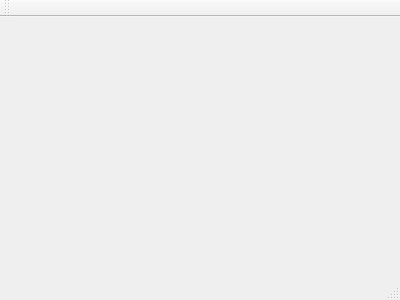
RhodiColossus/lifts, file mainwindow.ui: the form before one commit.
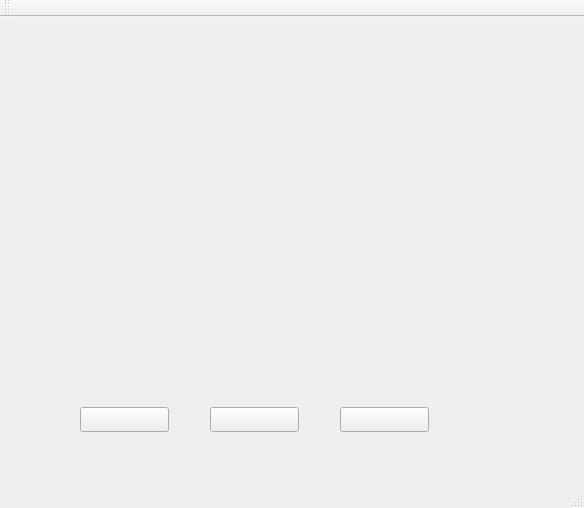
The form after the commit.

```diff
--- a/mainwindow.ui
+++ b/mainwindow.ui
@@ -1,24 +1,79 @@
 <ui version="4.0">
  <class>MainWindow</class>
- <widget class="QMainWindow" name="MainWindow" >
-  <property name="geometry" >
+ <widget class="QMainWindow" name="MainWindow">
+  <property name="geometry">
    <rect>
     <x>0</x>
     <y>0</y>
-    <width>400</width>
-    <height>300</height>
+    <width>584</width>
+    <height>508</height>
    </rect>
   </property>
   <property name="windowTitle" >
    <string>MainWindow</string>
   </property>
-  <widget class="QMenuBar" name="menuBar" />
-  <widget class="QToolBar" name="mainToolBar" />
-  <widget class="QWidget" name="centralWidget" />
-  <widget class="QStatusBar" name="statusBar" />
+  <widget class="QWidget" name="centralWidget">
+   <widget class="QPushButton" name="pushLift_1">
+    <property name="geometry">
+     <rect>
+      <x>80</x>
+      <y>390</y>
+      <width>89</width>
+      <height>25</height>
+     </rect>
+    </property>
+    <property name="text">
+     <string> </string>
+    </property>
+   </widget>
+   <widget class="QPushButton" name="pushLift_3">
+    <property name="geometry">
+     <rect>
+      <x>340</x>
+      <y>390</y>
+      <width>89</width>
+      <height>25</height>
+     </rect>
+    </property>
+    <property name="text">
+     <string> </string>
+    </property>
+   </widget>
+   <widget class="QPushButton" name="pushLift_2">
+    <property name="geometry">
+     <rect>
+      <x>210</x>
+      <y>390</y>
+      <width>89</width>
+      <height>25</height>
+     </rect>
+    </property>
+    <property name="text">
+     <string> </string>
+    </property>
+   </widget>
+  </widget>
+  <widget class="QMenuBar" name="menuBar">
+   <property name="geometry">
+    <rect>
+     <x>0</x>
+     <y>0</y>
+     <width>584</width>
+     <height>22</height>
+    </rect>
+   </property>
+  </widget>
+  <widget class="QToolBar" name="mainToolBar">
+   <attribute name="toolBarArea">
+    <enum>TopToolBarArea</enum>
+   </attribute>
+   <attribute name="toolBarBreak">
+    <bool>false</bool>
+   </attribute>
+  </widget>
+  <widget class="QStatusBar" name="statusBar"/>
  </widget>
- <layoutDefault spacing="6" margin="11" />
- <pixmapfunction></pixmapfunction>
+ <layoutdefault spacing="6" margin="11"/>
  <resources/>
  <connections/>
 </ui>
```
Left out of the diff: 3 changed lines with no effect on the pictures.
